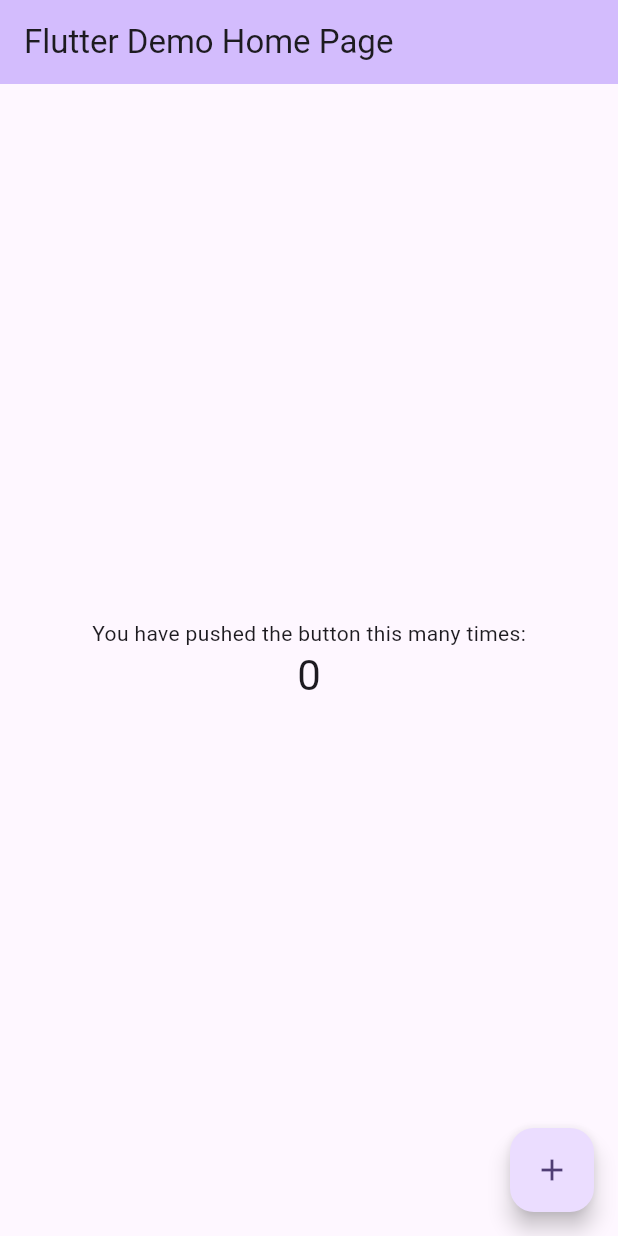
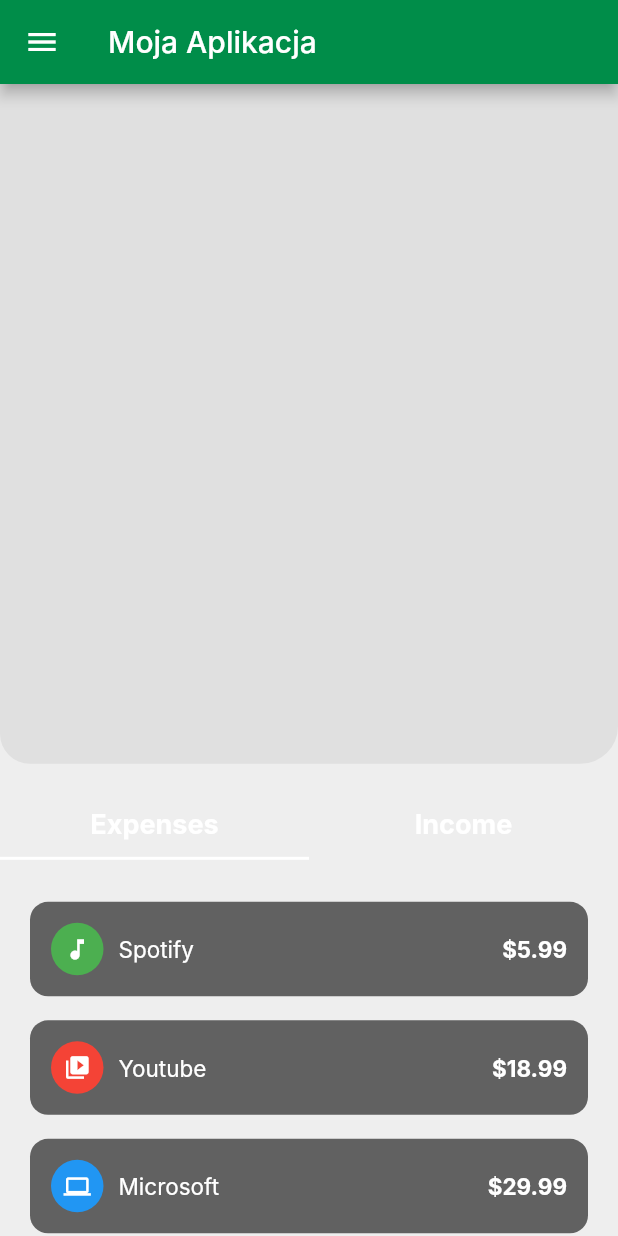
Before and after one commit to Karol66/finance-assistant, a Flutter app: the screen it shows after launch, on a phone screen of 412 x 824 dp. Run offline on Flutter 3.47's test engine with Material 3 defaults, Android fonts, the phone set to English and light mode, and no system bars; Roboto replaces fonts that are missing (Inter).

Commit message:
project improvement 13

```diff
--- /dev/null
+++ b/frontend/lib/common/color_extansion.dart
@@ -0,0 +1,33 @@
+import 'package:flutter/material.dart';
+
+class TColor {
+  static Color get primary => const Color(0xff5E00F5);
+  static Color get primary500 => const Color(0xff7722FF );
+  static Color get primary20 => const Color(0xff924EFF);
+  static Color get primary10 => const Color(0xffAD7BFF);
+  static Color get primary5 => const Color(0xffC9A7FF);
+  static Color get primary0 => const Color(0xffE4D3FF);
+
+  static Color get secondary => const Color(0xffFF7966);
+  static Color get secondary50 => const Color(0xffFFA699);
+  static Color get secondary0 => const Color(0xffFFD2CC);
+
+  static Color get secondaryG => const Color(0xff00FAD9);
+  static Color get secondaryG50 => const Color(0xff7DFFEE);
+
+  static Color get gray => const Color(0xff0E0E12);
+  static Color get gray80 => const Color(0xff1C1C23);
+  static Color get gray70 => const Color(0xff353542);
+  static Color get gray60 => const Color(0xff4E4E61);
+  static Color get gray50 => const Color(0xff666680);
+  static Color get gray40 => const Color(0xff83839C);
+  static Color get gray30 => const Color(0xffA2A2B5);
+  static Color get gray20 => const Color(0xffC1C1CD);
+  static Color get gray10 => const Color(0xffE0E0E6);
+
+  static Color get border => const Color(0xffCFCFFC);
+  static Color get primaryText => Colors.white;
+  static Color get secondaryText => gray60;
+
+  static Color get white => Colors.white;
+}
--- a/frontend/lib/main.dart
+++ b/frontend/lib/main.dart
@@ -1,4 +1,6 @@
 import 'package:flutter/material.dart';
+import 'package:frontend/common/color_extansion.dart';
+import 'package:frontend/view/navigation/drawer_navigation_view.dart';
 
 void main() {
   runApp(const MyApp());
@@ -11,115 +13,19 @@
   @override
   Widget build(BuildContext context) {
     return MaterialApp(
-      title: 'Flutter Demo',
+      debugShowCheckedModeBanner: false,
       theme: ThemeData(
-        // This is the theme of your application.
-        //
-        // TRY THIS: Try running your application with "flutter run". You'll see
-        // the application has a purple toolbar. Then, without quitting the app,
-        // try changing the seedColor in the colorScheme below to Colors.green
-        // and then invoke "hot reload" (save your changes or press the "hot
-        // reload" button in a Flutter-supported IDE, or press "r" if you used
-        // the command line to start the app).
-        //
-        // Notice that the counter didn't reset back to zero; the application
-        // state is not lost during the reload. To reset the state, use hot
-        // restart instead.
-        //
-        // This works for code too, not just values: Most code changes can be
-        // tested with just a hot reload.
-        colorScheme: ColorScheme.fromSeed(seedColor: Colors.deepPurple),
-        useMaterial3: true,
+        fontFamily: "Inter",
+        colorScheme: ColorScheme.fromSeed(
+          seedColor: TColor.primary,
+          background: TColor.gray80,
+          primary: TColor.primary,
+          primaryContainer: TColor.gray60,
+          secondary: TColor.secondary,
+        ),
+        useMaterial3: false,
       ),
-      home: const MyHomePage(title: 'Flutter Demo Home Page'),
+      home: const DrawerNavigationController(),
     );
   }
 }
-
-class MyHomePage extends StatefulWidget {
-  const MyHomePage({super.key, required this.title});
-
-  // This widget is the home page of your application. It is stateful, meaning
-  // that it has a State object (defined below) that contains fields that affect
-  // how it looks.
-
-  // This class is the configuration for the state. It holds the values (in this
-  // case the title) provided by the parent (in this case the App widget) and
-  // used by the build method of the State. Fields in a Widget subclass are
-  // always marked "final".
-
-  final String title;
-
-  @override
-  State<MyHomePage> createState() => _MyHomePageState();
-}
-
-class _MyHomePageState extends State<MyHomePage> {
-  int _counter = 0;
-
-  void _incrementCounter() {
-    setState(() {
-      // This call to setState tells the Flutter framework that something has
-      // changed in this State, which causes it to rerun the build method below
-      // so that the display can reflect the updated values. If we changed
-      // _counter without calling setState(), then the build method would not be
-      // called again, and so nothing would appear to happen.
-      _counter++;
-    });
-  }
-
-  @override
-  Widget build(BuildContext context) {
-    // This method is rerun every time setState is called, for instance as done
-    // by the _incrementCounter method above.
-    //
-    // The Flutter framework has been optimized to make rerunning build methods
-    // fast, so that you can just rebuild anything that needs updating rather
-    // than having to individually change instances of widgets.
-    return Scaffold(
-      appBar: AppBar(
-        // TRY THIS: Try changing the color here to a specific color (to
-        // Colors.amber, perhaps?) and trigger a hot reload to see the AppBar
-        // change color while the other colors stay the same.
-        backgroundColor: Theme.of(context).colorScheme.inversePrimary,
-        // Here we take the value from the MyHomePage object that was created by
-        // the App.build method, and use it to set our appbar title.
-        title: Text(widget.title),
-      ),
-      body: Center(
-        // Center is a layout widget. It takes a single child and positions it
-        // in the middle of the parent.
-        child: Column(
-          // Column is also a layout widget. It takes a list of children and
-          // arranges them vertically. By default, it sizes itself to fit its
-          // children horizontally, and tries to be as tall as its parent.
-          //
-          // Column has various properties to control how it sizes itself and
-          // how it positions its children. Here we use mainAxisAlignment to
-          // center the children vertically; the main axis here is the vertical
-          // axis because Columns are vertical (the cross axis would be
-          // horizontal).
-          //
-          // TRY THIS: Invoke "debug painting" (choose the "Toggle Debug Paint"
-          // action in the IDE, or press "p" in the console), to see the
-          // wireframe for each widget.
-          mainAxisAlignment: MainAxisAlignment.center,
-          children: <Widget>[
-            const Text(
-              'You have pushed the button this many times:',
-            ),
-            Text(
-              '$_counter',
-              style: Theme.of(context).textTheme.headlineMedium,
-            ),
-          ],
-        ),
-      ),
-      floatingActionButton: FloatingActionButton(
-        onPressed: _incrementCounter,
-        tooltip: 'Increment',
-        child: const Icon(Icons.add),
-      ), // This trailing comma makes auto-formatting nicer for build methods.
-    );
-  }
-}
--- /dev/null
+++ b/frontend/lib/view/dashboard_view.dart
@@ -0,0 +1,223 @@
+import 'package:flutter/material.dart';
+
+class DashboardView extends StatefulWidget {
+  const DashboardView({super.key});
+
+  @override
+  _DashboardViewState createState() => _DashboardViewState();
+}
+
+class _DashboardViewState extends State<DashboardView> {
+  bool isExpanses = true;
+
+  // Przykładowe dane dla transakcji
+  List<Map<String, dynamic>> expensesList = [
+    {
+      "name": "Spotify",
+      "category_color": Colors.green,
+      "icon": Icons.music_note,
+      "price": "5.99",
+    },
+    {
+      "name": "Youtube",
+      "category_color": Colors.red,
+      "icon": Icons.video_collection,
+      "price": "18.99",
+    },
+    {
+      "name": "Microsoft",
+      "category_color": Colors.blue,
+      "icon": Icons.computer,
+      "price": "29.99",
+    },
+    {
+      "name": "Netflix",
+      "category_color": Colors.orange,
+      "icon": Icons.movie,
+      "price": "15.00",
+    },
+  ];
+
+  List<Map<String, dynamic>> incomeList = [
+    {
+      "name": "Salary",
+      "category_color": Colors.purple,
+      "icon": Icons.attach_money,
+      "price": "1500.00",
+    },
+    {
+      "name": "Freelance",
+      "category_color": Colors.blue,
+      "icon": Icons.work,
+      "price": "250.00",
+    },
+  ];
+
+  // Funkcja zwraca listę transakcji w zależności od aktywnej kategorii
+  List<Map<String, dynamic>> getCurrentList() {
+    return isExpanses ? expensesList : incomeList;
+  }
+
+  @override
+  Widget build(BuildContext context) {
+    var media = MediaQuery.of(context).size;
+
+    return Scaffold(
+      backgroundColor: Colors.grey[200],
+      body: SingleChildScrollView(
+        child: Column(
+          children: [
+            // Szary element na górze
+            Container(
+              height: media.width * 1.1, // Pozostawiamy bez zmian
+              decoration: BoxDecoration(
+                color: Colors.grey[300],
+                borderRadius: const BorderRadius.only(
+                  bottomLeft: Radius.circular(20),
+                  bottomRight: Radius.circular(25),
+                ),
+              ),
+            ),
+            const SizedBox(height: 20),
+            // Przełączniki Expenses i Income w formie linków jak we Flet (pełna szerokość)
+            Row(
+              children: [
+                // Przełącznik Expenses
+                Expanded(
+                  child: GestureDetector(
+                    onTap: () {
+                      setState(() {
+                        isExpanses = true;
+                      });
+                    },
+                    child: Container(
+                      padding: const EdgeInsets.symmetric(vertical: 10), // Zostawiamy rozmiar
+                      decoration: BoxDecoration(
+                        border: Border(
+                          bottom: BorderSide(
+                            color: isExpanses ? Colors.white : Colors.transparent,
+                            width: 2.0,
+                          ),
+                        ),
+                      ),
+                      alignment: Alignment.center,
+                      child: Text(
+                        "Expenses",
+                        style: TextStyle(
+                          color: Colors.white,
+                          fontSize: 18, // Zostawiamy rozmiar czcionki
+                          fontWeight: FontWeight.bold,
+                        ),
+                      ),
+                    ),
+                  ),
+                ),
+                // Przełącznik Income
+                Expanded(
+                  child: GestureDetector(
+                    onTap: () {
+                      setState(() {
+                        isExpanses = false;
+                      });
+                    },
+                    child: Container(
+                      padding: const EdgeInsets.symmetric(vertical: 10), // Zostawiamy rozmiar
+                      decoration: BoxDecoration(
+                        border: Border(
+                          bottom: BorderSide(
+                            color: !isExpanses ? Colors.white : Colors.transparent,
+                            width: 2.0,
+                          ),
+                        ),
+                      ),
+                      alignment: Alignment.center,
+                      child: Text(
+                        "Income",
+                        style: TextStyle(
+                          color: Colors.white,
+                          fontSize: 18, // Zostawiamy rozmiar czcionki
+                          fontWeight: FontWeight.bold,
+                        ),
+                      ),
+                    ),
+                  ),
+                ),
+              ],
+            ),
+            const SizedBox(height: 20),
+            // Lista transakcji
+            ListView.builder(
+              padding: const EdgeInsets.symmetric(horizontal: 20),
+              physics: const NeverScrollableScrollPhysics(),
+              shrinkWrap: true,
+              itemCount: getCurrentList().length,
+              itemBuilder: (context, index) {
+                var transaction = getCurrentList()[index];
+
+                return GestureDetector(
+                  onTap: () {
+                    ScaffoldMessenger.of(context).showSnackBar(
+                      SnackBar(content: Text('${transaction["name"]} tapped!')),
+                    );
+                  },
+                  child: Container(
+                    margin: const EdgeInsets.symmetric(vertical: 8),
+                    padding: const EdgeInsets.all(14), // Zwiększony padding (pośredni)
+                    decoration: BoxDecoration(
+                      color: Colors.grey[700],
+                      borderRadius: BorderRadius.circular(12), // Pośrednie zaokrąglenie
+                    ),
+                    child: Row(
+                      mainAxisAlignment: MainAxisAlignment.spaceBetween,
+                      children: [
+                        Row(
+                          children: [
+                            // Ikona kategorii
+                            Container(
+                              width: 35, // Pośredni rozmiar ikony
+                              height: 35, // Pośredni rozmiar ikony
+                              decoration: BoxDecoration(
+                                shape: BoxShape.circle,
+                                color: transaction['category_color'],
+                              ),
+                              child: Center(
+                                child: Icon(
+                                  transaction['icon'],
+                                  color: Colors.white,
+                                  size: 18, // Pośredni rozmiar ikony
+                                ),
+                              ),
+                            ),
+                            const SizedBox(width: 10),
+                            // Nazwa kategorii
+                            Text(
+                              transaction["name"],
+                              style: TextStyle(
+                                color: Colors.white,
+                                fontSize: 15, // Pośredni rozmiar tekstu
+                              ),
+                            ),
+                          ],
+                        ),
+                        // Cena transakcji
+                        Text(
+                          "\$${transaction["price"]}",
+                          style: TextStyle(
+                            color: Colors.white,
+                            fontWeight: FontWeight.bold,
+                            fontSize: 15, // Pośredni rozmiar tekstu
+                          ),
+                        ),
+                      ],
+                    ),
+                  ),
+                );
+              },
+            ),
+            const SizedBox(height: 100),
+          ],
+        ),
+      ),
+    );
+  }
+}
--- /dev/null
+++ b/frontend/lib/view/navigation/drawer_navigation_view.dart
@@ -0,0 +1,118 @@
+import 'package:flutter/material.dart';
+import 'package:frontend/view/accounts_view.dart';
+import 'package:frontend/view/cards_view.dart';
+import 'package:frontend/view/categories_view.dart';
+import 'package:frontend/view/dashboard_view.dart';
+import 'package:frontend/view/notifications_view.dart';
+import 'package:frontend/view/regular_payments_view.dart';
+import 'package:frontend/view/settings_view.dart';
+import 'package:frontend/view/statistic_view.dart';
+
+
+class DrawerNavigationController extends StatefulWidget {
+  const DrawerNavigationController({super.key});
+
+  @override
+  State<DrawerNavigationController> createState() =>
+      _DrawerNavigationControllerState();
+}
+
+class _DrawerNavigationControllerState
+    extends State<DrawerNavigationController> {
+  int _selectedIndex = 0;
+
+  static const List<Widget> _widgetOptions = <Widget>[
+    DashboardView(),
+    AccountView(),
+    StatisticView(),
+    CategoriesView(),
+    CardsView(),
+    RegularPaymentsView(),
+    NotificationsView(),
+    SettingsView()
+  ];
+
+  void _onItemTapped(int index) {
+    setState(() {
+      _selectedIndex = index;
+      Navigator.pop(context); // Zamknij szufladę po wyborze
+    });
+  }
+
+  @override
+  Widget build(BuildContext context) {
+    return Scaffold(
+      appBar: AppBar(
+        title: const Text('Moja Aplikacja'),
+        backgroundColor: const Color.fromARGB(255, 0, 141, 73),
+      ),
+      drawer: Drawer(
+        child: ListView(
+          padding: EdgeInsets.zero,
+          children: <Widget>[
+            UserAccountsDrawerHeader(
+              accountName: const Text("Test"),
+              accountEmail: const Text("Test@Test"),
+              currentAccountPicture: CircleAvatar(
+                child: ClipOval(
+                  child: Image.asset(
+                    'assets/img/test.png',
+                    fit: BoxFit.cover,
+                    width: 90,
+                    height: 90,
+                  ),
+                ),
+              ),
+              decoration: BoxDecoration(
+                color: const Color.fromARGB(255, 0, 141, 73),
+              ),
+            ),
+            ListTile(
+              leading: const Icon(Icons.dashboard),
+              title: const Text('Dashboard'),
+              onTap: () => _onItemTapped(0),
+            ),
+            ListTile(
+              leading: const Icon(Icons.account_balance_wallet),
+              title: const Text('Accounts'),
+              onTap: () => _onItemTapped(1),
+            ),
+            ListTile(
+              leading: const Icon(Icons.bar_chart),
+              title: const Text('Statistic'),
+              onTap: () => _onItemTapped(2),
+            ),
+            ListTile(
+              leading: const Icon(Icons.grid_view),
+              title: const Text('Categories'),
+              onTap: () => _onItemTapped(3),
+            ),
+            ListTile(
+              leading: const Icon(Icons.credit_card),
+              title: const Text('Cards'),
+              onTap: () => _onItemTapped(4),
+            ),
+            ListTile(
+              leading: const Icon(Icons.attach_money),
+              title: const Text('Regular payments'),
+              onTap: () => _onItemTapped(5),
+            ),
+            ListTile(
+              leading: const Icon(Icons.notifications),
+              title: const Text('Notifications'),
+              onTap: () => _onItemTapped(6),
+            ),
+            ListTile(
+              leading: const Icon(Icons.settings),
+              title: const Text('Settings'),
+              onTap: () => _onItemTapped(7),
+            ),
+          ],
+        ),
+      ),
+      body: Center(
+        child: _widgetOptions.elementAt(_selectedIndex),
+      ),
+    );
+  }
+}
--- a/frontend/pubspec.yaml
+++ b/frontend/pubspec.yaml
@@ -57,6 +57,8 @@ flutter:
   # included with your application, so that you can use the icons in
   # the material Icons class.
   uses-material-design: true
+  assets:
+    - assets/img/test.png
 
   # To add assets to your application, add an assets section, like this:
   # assets:
```
Also changed, not shown: frontend/lib/view/accounts_view.dart (added, +14 -0 lines), frontend/lib/view/cards_view.dart (added, +14 -0 lines), frontend/lib/view/categories_view.dart (added, +14 -0 lines), frontend/lib/view/common_widget/dashboard_row.dart (added, +63 -0 lines), frontend/lib/view/common_widget/segment_button.dart (added, +37 -0 lines), frontend/lib/view/notifications_view.dart (added, +14 -0 lines), frontend/lib/view/regular_payments_view.dart (added, +14 -0 lines), frontend/lib/view/settings_view.dart (added, +14 -0 lines), frontend/lib/view/statistic_view.dart (added, +14 -0 lines), frontend/assets/img/test.png (added), frontend/lib/view/login_view.dart (added), frontend/lib/view/registration_view.dart (added), frontend/lib/view/start_view.dart (added).
